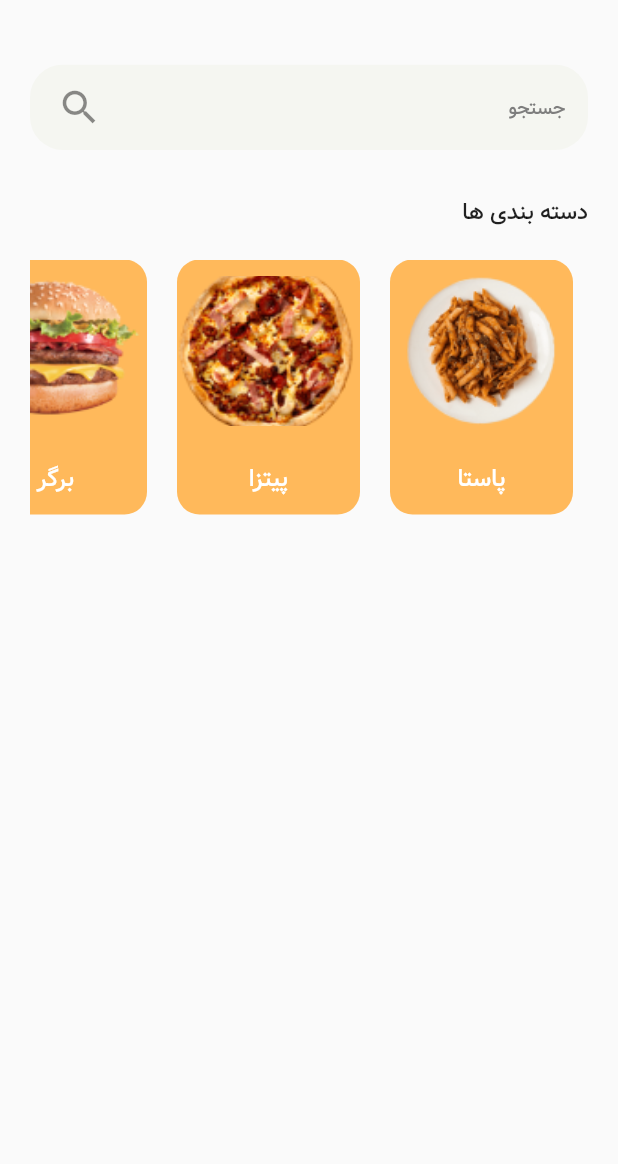
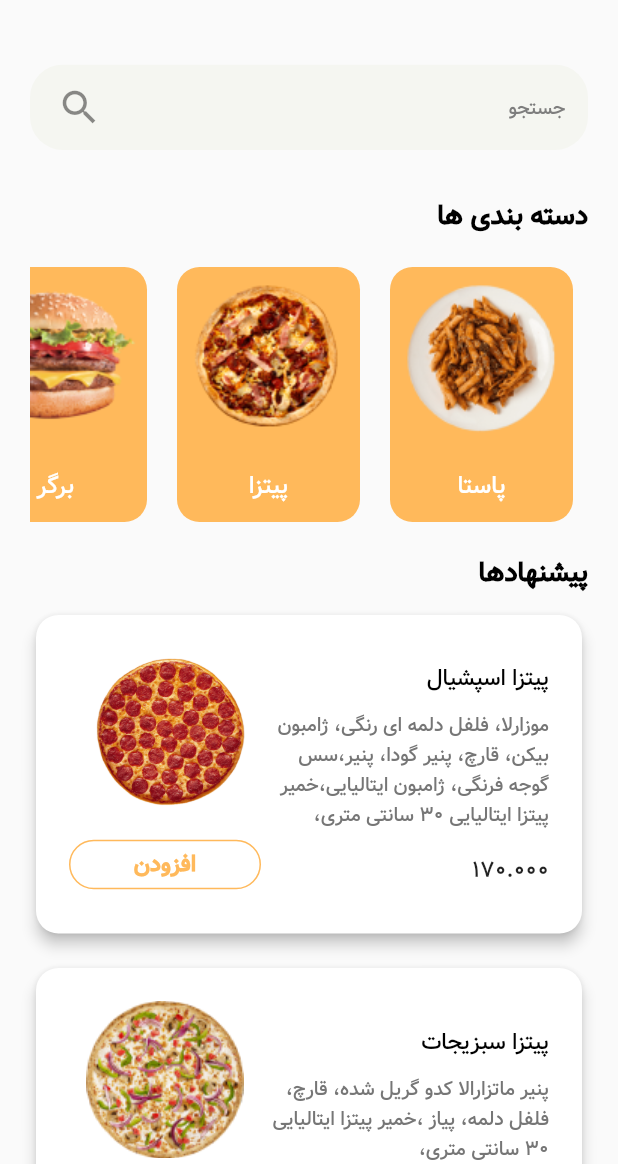
Before and after one commit to alikazemidev/food_delivery_app_ui, a Flutter app: the screen it shows after launch, on a phone screen of 412 x 824 dp, the part 72-1236 px from its top. Run offline on Flutter 3.47's test engine with Material 2 defaults, Android fonts, the light colour scheme and no system bars; missing offline and left inert: dart:html.

Commit message:
create offer card

```diff
--- a/lib/main.dart
+++ b/lib/main.dart
@@ -1,4 +1,4 @@
-import 'dart:ui';
+// import 'dart:html';
 
 import 'package:flutter/material.dart';
 import 'package:flutter_localizations/flutter_localizations.dart';
@@ -79,7 +79,8 @@ class HomePage extends StatelessWidget {
           ),
         ],
       ),
-      body: Padding(
+      body: SingleChildScrollView(
+        child: Padding(
           padding: const EdgeInsets.symmetric(
             horizontal: 20.0,
             vertical: 35,
@@ -112,7 +113,8 @@ class HomePage extends StatelessWidget {
                 ),
               ),
               SizedBox(height: 30),
-            Text('دسته بندی ها'),
+              Text('دسته بندی ها',
+                  style: Theme.of(context).textTheme.headline1),
               SizedBox(height: 20),
               // * category Row
               SingleChildScrollView(
@@ -129,13 +131,121 @@ class HomePage extends StatelessWidget {
                   ],
                 ),
               ),
+              SizedBox(height: 20),
+              Text('پیشنهادها', style: Theme.of(context).textTheme.headline1),
+              SizedBox(height: 10),
+              Column(
+                children: [
+                  OfferCard(
+                    title: 'پیتزا اسپشیال',
+                    description:
+                        'موزارلا، فلفل دلمه ای رنگی، ژامبون بیکن، قارچ، پنیر گودا، پنیر،سس گوجه فرنگی، ژامبون ایتالیایی،خمیر پیتزا ایتالیایی ۳۰ سانتی متری،',
+                    imageName: 'pepperoni',
+                    price: 170,
+                  ),
+                  OfferCard(
+                    title: 'پیتزا سبزیجات',
+                    description:
+                        'پنیر ماتزارالا کدو گریل شده، قارچ، فلفل دلمه، پیاز ،خمیر پیتزا ایتالیایی ۳۰ سانتی متری،',
+                    imageName: 'vegetarian',
+                    price: 129,
+                  ),
                 ],
+              )
+            ],
+          ),
         ),
       ),
     );
   }
 }
 
+// *OfferCard
+class OfferCard extends StatelessWidget {
+  final String? title;
+  final String? description;
+  final String? imageName;
+  final double? price;
+
+  OfferCard({
+    required this.title,
+    required this.description,
+    required this.imageName,
+    required this.price,
+  });
+
+  @override
+  Widget build(BuildContext context) {
+    return Container(
+      margin: EdgeInsets.only(bottom: 15),
+      child: Card(
+        shape: RoundedRectangleBorder(
+          borderRadius: BorderRadius.circular(15.0),
+        ),
+        elevation: 4,
+        child: Padding(
+          padding: const EdgeInsets.all(22.0),
+          child: Row(
+            children: [
+              Expanded(
+                flex: 3,
+                child: Column(
+                  crossAxisAlignment: CrossAxisAlignment.start,
+                  children: [
+                    Text(
+                      title!,
+                      style: Theme.of(context).textTheme.headline2,
+                    ),
+                    SizedBox(height: 10),
+                    Text(
+                      description!,
+                      style: Theme.of(context).textTheme.bodyText1,
+                    ),
+                    SizedBox(height: 15),
+                    Text(
+                      price!.toStringAsFixed(3),
+                    ),
+                  ],
+                ),
+              ),
+              Expanded(
+                flex: 2,
+                child: Column(
+                  children: [
+                    Image.asset(
+                      'images/$imageName.png',
+                      fit: BoxFit.cover,
+                    ),
+                    SizedBox(height: 10),
+                    OutlinedButton(
+                      style: OutlinedButton.styleFrom(
+                        minimumSize: Size(150, 20),
+                        shape: RoundedRectangleBorder(
+                          borderRadius: BorderRadius.circular(27.0),
+                        ),
+                        side: BorderSide(
+                          color: Color(0xffFFB95B),
+                        ),
+                        primary: Color(0xffFFB95B),
+                      ),
+                      child: Padding(
+                        padding: const EdgeInsets.all(5.0),
+                        child: Text('افزودن'),
+                      ),
+                      onPressed: () {},
+                    ),
+                  ],
+                ),
+              )
+            ],
+          ),
+        ),
+      ),
+    );
+  }
+}
+
+// * category Row item widget
 class CategoryRowItem extends StatelessWidget {
   final String? title;
   final String? imageName;
@@ -157,7 +267,6 @@ class CategoryRowItem extends StatelessWidget {
         children: [
           Image.asset(
             'images/$imageName.png',
-            width: 180,
             height: 100,
             fit: BoxFit.cover,
           ),
--- /dev/null
+++ b/lib/screens/detail_screen.dart
@@ -0,0 +1,16 @@
+import 'dart:html';
+
+import 'package:flutter/material.dart';
+
+class DetailScreen extends StatelessWidget {
+  const DetailScreen({Key? key}) : super(key: key);
+
+  @override
+  Widget build(BuildContext context) {
+    return Scaffold(
+      appBar: AppBar(
+        title: Text('detail'),
+      ),
+    );
+  }
+}
```
Also changed, not shown: images/special.png (renamed from images/spesial.png). Lines whose indentation alone changed are shown as unchanged.
